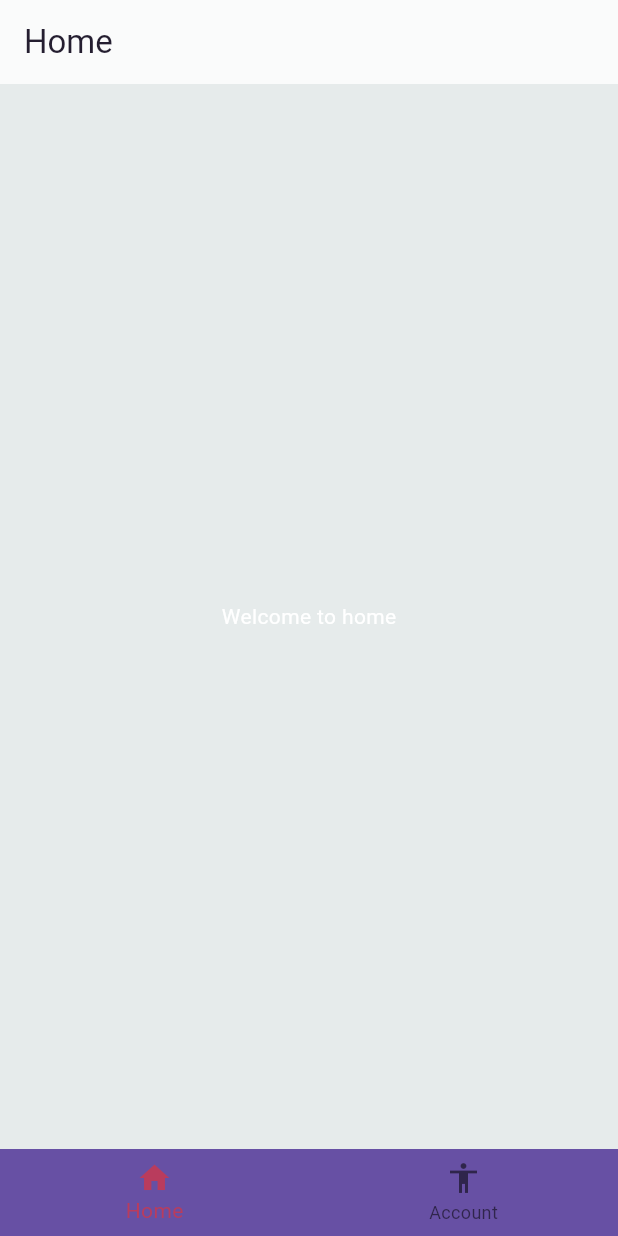
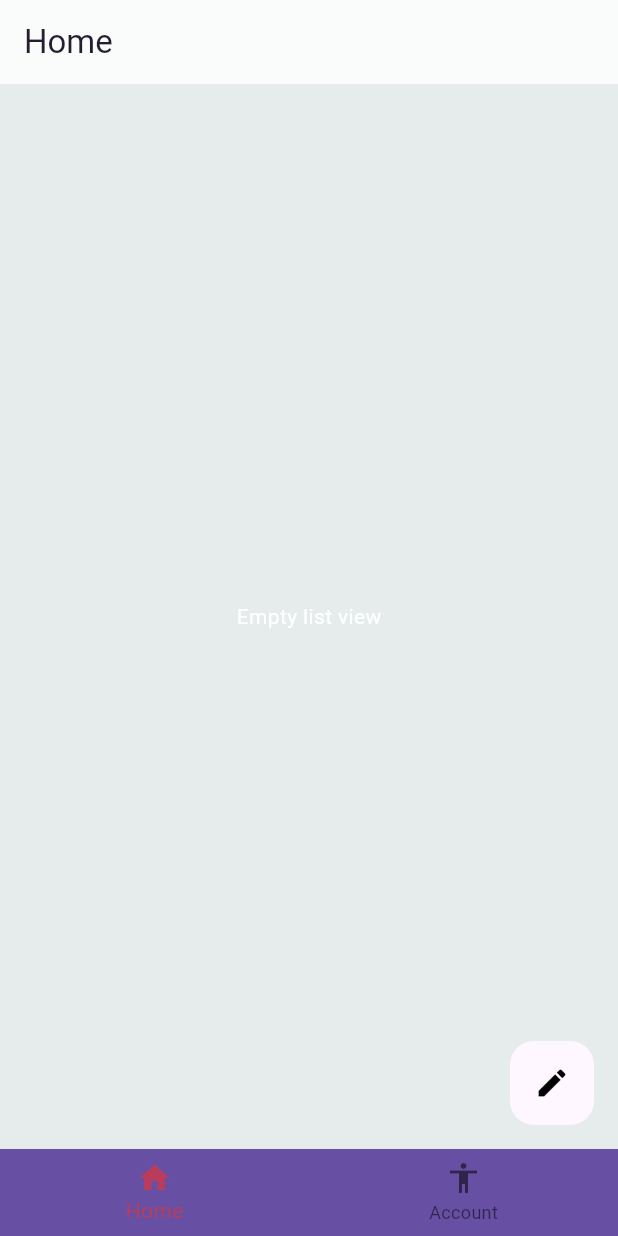
Before and after one commit to vorn-dev-ni/flutter-boiler-template, a Flutter app: the screen it shows after launch, on a phone screen of 412 x 824 dp. Run offline on Flutter 3.47's test engine with Material 3 defaults, Android fonts, the phone set to English and light mode, and no system bars; our stand-ins replace equatable, flutter_bloc.

Commit message:
add bloc and modify import

```diff
--- a/lib/blocs/task/task_bloc.dart
+++ b/lib/blocs/task/task_bloc.dart
@@ -1,19 +1,35 @@
-import 'package:bloc/bloc.dart';
+import 'package:flutter_bloc/flutter_bloc.dart';
 
 import 'task_event.dart';
 import 'task_state.dart';
 
-class TaskBloc extends Bloc<TaskEvent, TaskState> {
-  TaskBloc() : super(TaskState().init());
+class TaskBloc extends Bloc<TaskEvent, TaskStates> {
+  TaskBloc() : super(  TaskStates()){
+    on<AddTaskEvent>((event, emit) {
+        var copyList  = state.tasks.toList();
+        copyList.add(event.taskname);
+        emit(
+          state.copyWith(
+            tasks: copyList
+          )
+        );
 
-  @override
-  Stream<TaskState> mapEventToState(TaskEvent event) async* {
-    if (event is InitEvent) {
-      yield await init();
-    }
+
+    });
+    on<GetListTasks>((event, emit) {
+
+        if(state.tasks.isEmpty) {
+          emit(
+          TaskEmpty(
+            isEmpty: true
+          )
+          );
+        }
+
+
+    });
   }
 
-  Future<TaskState> init() async {
-    return state.clone();
-  }
+
+
 }
--- a/lib/blocs/task/task_event.dart
+++ b/lib/blocs/task/task_event.dart
@@ -1,3 +1,25 @@
+import 'package:equatable/equatable.dart';
+import 'package:flutter/material.dart';
+
+@immutable
 abstract class TaskEvent {}
+class InitEvent extends TaskEvent {
 
-class InitEvent extends TaskEvent {}
+
+}
+
+class AddTaskEvent extends TaskEvent {
+
+   late final String taskname;
+
+   AddTaskEvent({this.taskname  = ""});
+
+
+}
+
+class GetListTasks extends TaskEvent {
+
+  GetListTasks();
+
+
+}
--- a/lib/blocs/task/task_state.dart
+++ b/lib/blocs/task/task_state.dart
@@ -1,9 +1,53 @@
-class TaskState {
-  TaskState init() {
-    return TaskState();
+import 'package:equatable/equatable.dart';
+
+abstract class TaskState extends Equatable {
+
+
+const TaskState();
+
+
+
+}
+
+class TaskStates extends TaskState {
+  final List<String> tasks;
+
+
+ const TaskStates({this.tasks = const <String> []});
+
+
+  TaskStates copyWith({
+    tasks
+}) {
+    return TaskStates(
+      tasks: tasks ?? this.tasks
+    );
   }
+  @override
+  List<Object> get props => [tasks];
 
-  TaskState clone() {
-    return TaskState();
-  }
+
+
 }
+
+class TaskSuccess extends TaskStates {
+  final List<String> mytasks;
+
+
+ const TaskSuccess({this.mytasks = const <String> []});
+
+
+
+
+
+
+}
+
+class TaskEmpty extends TaskStates   {
+  final bool isEmpty ;
+
+   const TaskEmpty({this.isEmpty  = false});
+
+  @override
+  List<Object> get props => [isEmpty];
+}
--- a/lib/global.dart
+++ b/lib/global.dart
@@ -1,12 +1,25 @@
 import 'package:flutter/cupertino.dart';
+import 'package:flutter_bloc/flutter_bloc.dart';
+import 'package:offline_task/blocs/task/task_bloc.dart';
 
 class GlobalApp {
 
 
+  static  final  List<BlocProvider> providers = [
+     BlocProvider<TaskBloc>(
+   create: (BuildContext context) => TaskBloc(),
+   )
+
+
+   ];
 
   static Future init() async {
     WidgetsFlutterBinding.ensureInitialized();
     // Other plugin to init
     // Example Firebase, Payment Stripe, Notification...
   }
+
+
+
+
 }
--- a/lib/main.dart
+++ b/lib/main.dart
@@ -1,7 +1,7 @@
 import 'package:flutter/material.dart';
+import 'package:flutter_bloc/flutter_bloc.dart';
 import 'package:offline_task/global.dart';
 import 'package:offline_task/routes/app-routes.dart';
-import 'package:offline_task/screens/auth/login_screen.dart';
 import 'package:offline_task/utils/theme/colors.dart';
 
 Future<void> main() async {
@@ -16,14 +16,18 @@ class MyApp extends StatelessWidget {
   // This widget is the root of your application.
   @override
   Widget build(BuildContext context) {
-    return MaterialApp(
-      title: 'Flutter Demo',
-      darkTheme: GlobalTheme.themeData(GlobalTheme.darkColorScheme, GlobalTheme.darkFocusColor),
-      theme: GlobalTheme.themeData(GlobalTheme.lightColorScheme, GlobalTheme.lightFocusColor),
-      debugShowCheckedModeBanner: false,
-      onGenerateRoute:(settings) => AppRoute.customGenerateRoute(settings) ,
+    return MultiBlocProvider(
+      providers:GlobalApp.providers,
+      child: MaterialApp(
+        title: 'Flutter Demo',
+
+        darkTheme: GlobalTheme.themeData(GlobalTheme.darkColorScheme, GlobalTheme.darkFocusColor),
+        theme: GlobalTheme.themeData(GlobalTheme.lightColorScheme, GlobalTheme.lightFocusColor),
+        debugShowCheckedModeBanner: false,
+        onGenerateRoute:(settings) => AppRoute.customGenerateRoute(settings) ,
 
 
+      ),
     );
   }
 }
--- a/lib/screens/tab/home_screen.dart
+++ b/lib/screens/tab/home_screen.dart
@@ -1,20 +1,134 @@
+import 'package:flutter/foundation.dart';
 import 'package:flutter/material.dart';
+import 'package:flutter_bloc/flutter_bloc.dart';
+import 'package:offline_task/blocs/task/task_bloc.dart';
+import 'package:offline_task/blocs/task/task_event.dart';
+import 'package:offline_task/blocs/task/task_state.dart';
+import 'package:offline_task/widgets/global/my_text_input.dart';
 
-class Home extends StatelessWidget {
+class Home extends StatefulWidget {
   const Home({super.key});
 
   @override
+  State<Home> createState() => _HomeState();
+}
+
+class _HomeState extends State<Home> {
+ late TextEditingController txtinputTaskController;
+
+  Future<void> _showMyDialog () async {
+    return showDialog(context: context, builder: (context) {
+      return AlertDialog(
+        title: const Text('Task Management',style: TextStyle(
+          fontSize: 20,
+          fontWeight: FontWeight.w500
+        ),),
+        content:  SingleChildScrollView(
+          child: ListBody(
+            children: [
+              myTextinput(context,"Task name", txtinputTaskController,"Enter Your Task",(value) {
+                setState(() {
+                  txtinputTaskController.text = value.toString();
+                  if(kDebugMode) {
+                    print(      txtinputTaskController.text);
+                  }
+                });
+              },)
+            ],
+          ),
+        ),
+        actions: [
+          TextButton(
+            child: const Text('Comfirm'),
+            onPressed: () {
+              context.read<TaskBloc>().add(AddTaskEvent(taskname: txtinputTaskController.text));
+
+              Navigator.of(context).pop();
+            },
+          ),
+        ],
+      );
+    },);
+  }
+  @override
+
+  void initState() {
+    // TODO: implement initState
+    txtinputTaskController = TextEditingController();
+    context.read<TaskBloc>().add(GetListTasks());
+    super.initState();
+  }
   Widget build(BuildContext context) {
     return  Scaffold(
       appBar: AppBar(
         title: Text('Home'),
       ),
       body:   SafeArea(
-        child:  Center(
-          child: const Text("Welcome to home",style: TextStyle(
-            color: Colors.white
-          ),),
-        ),
+        child:  BlocConsumer<TaskBloc, TaskStates>(
+         listener: (context, state) {
+           txtinputTaskController.clear();
+        if(kDebugMode) {
+          print(state);
+        }
+       },
+       builder: (context, state) {
+
+          if(state is TaskEmpty) {
+             return Center(
+               child: Text("Empty list view",style: TextStyle(
+                 color: Colors.white
+               ),),
+             );
+           }
+
+          else if(state is TaskSuccess) {
+            var response = state.mytasks.reversed.toList();
+            return ListView.builder(
+              itemCount: response.length,
+              itemBuilder: (context, index) {
+                return Card(
+
+                  child: ListTile(
+                    enabled: true,
+                    leading: Icon(Icons.tab_sharp),
+                    contentPadding: EdgeInsets.all(20),
+
+                    // subtitle: Text("This is an example"),
+                    title: Text(response[index].toString()),
+                  ),
+                );
+              },);
+          }
+           else {
+             var response = state.tasks.reversed.toList();
+             return ListView.builder(
+               itemCount: response.length,
+               itemBuilder: (context, index) {
+                 return Card(
+
+                   child: ListTile(
+                     enabled: true,
+                     leading: Icon(Icons.tab_sharp),
+                     contentPadding: EdgeInsets.all(20),
+
+                     // subtitle: Text("This is an example"),
+                     title: Text(response[index].toString()),
+                   ),
+                 );
+               },);
+           }
+
+  },
+)
+      ),
+      floatingActionButton: FloatingActionButton(
+        onPressed: (){
+          _showMyDialog();
+        },
+
+        backgroundColor: Theme.of(context).dialogBackgroundColor,
+        elevation: 0,
+        child: const  Icon(Icons.edit,color: Colors.black,),
       ),
     );
   }
```
Also changed, not shown: lib/services/network_client.dart (+1 -12 lines), lib/widgets/global/my_text_input.dart (added, +48 -0 lines).
